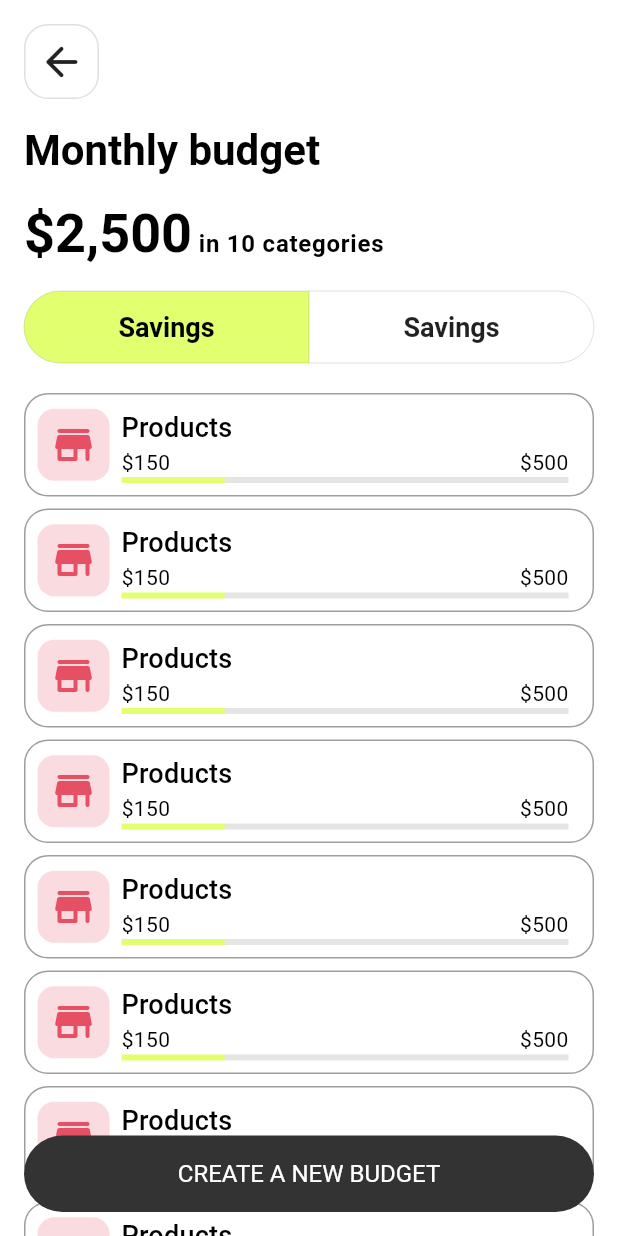
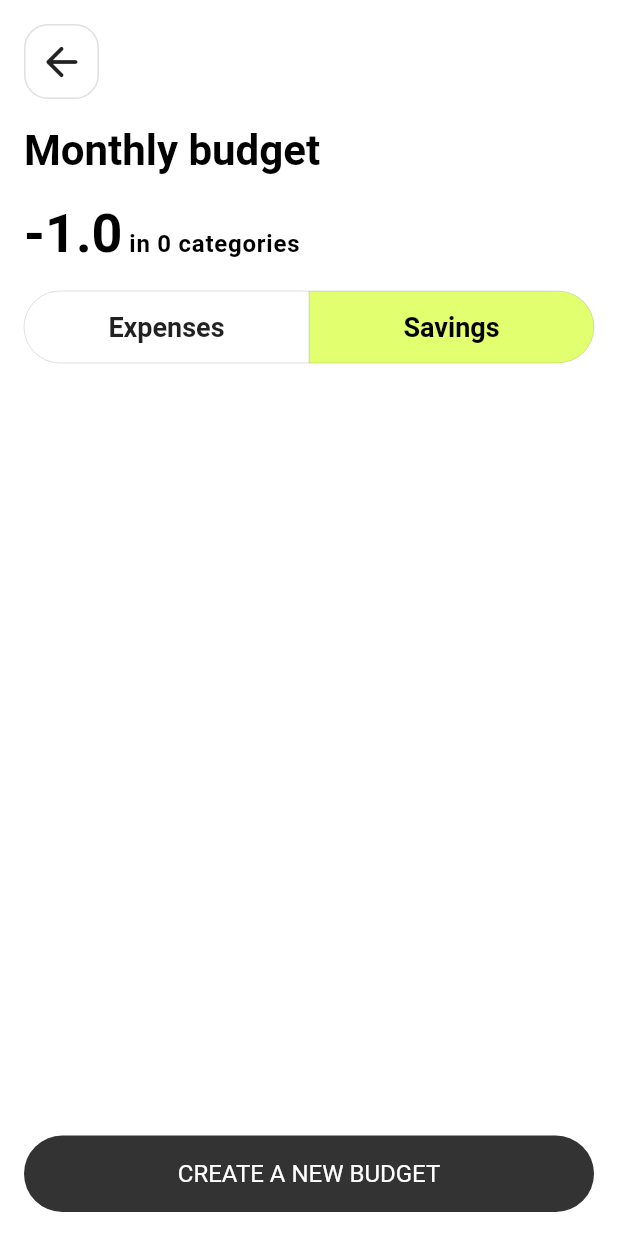
Before and after one commit to suhrobcoder/expense_tracker, a Flutter app: the BudgetsPage screen opened directly, after a tap on "Savings", on a phone screen of 412 x 824 dp. Run offline on Flutter 3.47's test engine with Material 2 defaults, Android fonts, the phone set to English and light mode, and no system bars; our stand-ins replace drift, equatable, fl_chart, flutter_bloc, flutter_svg, get_it and 1 more; accounts and stored records are empty; generated files the repository leaves out were written again.

Commit message:
budgets page

```diff
--- a/lib/data/database/dao/budget_dao.dart
+++ b/lib/data/database/dao/budget_dao.dart
@@ -1,13 +1,14 @@
 import 'package:drift/drift.dart';
 import 'package:expense_tracker/data/database/app_database.dart';
 import 'package:expense_tracker/data/database/models/budgets.dart';
+import 'package:expense_tracker/data/database/models/categories.dart';
 import 'package:expense_tracker/data/database/models/transactions.dart';
 import 'package:injectable/injectable.dart';
 
 part 'budget_dao.g.dart';
 
 @injectable
-@DriftAccessor(tables: [Budgets, Transactions])
+@DriftAccessor(tables: [Budgets, Transactions, Categories])
 class BudgetDao extends DatabaseAccessor<AppDatabase> with _$BudgetDaoMixin {
   BudgetDao(super.attachedDatabase);
 
@@ -28,10 +29,14 @@ class BudgetDao extends DatabaseAccessor<AppDatabase> with _$BudgetDaoMixin {
         .addColumns([transactions.amount.sum()])
         .join([
           innerJoin(
-              transactions, transactions.walletId.equalsExp(budgets.categoryId))
+              transactions,
+              transactions.categoryId.equalsExp(budgets.categoryId) &
+                  transactions.walletId.equalsExp(budgets.walletId)),
+          innerJoin(categories, categories.id.equalsExp(budgets.categoryId)),
         ])
         .map((row) => row.readTable(budgets)
-          ..currentUse = row.read(transactions.amount.sum()) ?? -1.0)
+          ..currentUse = row.read(transactions.amount.sum()) ?? -1.0
+          ..category = row.readTable(categories))
         .watch();
   }
 }
--- a/lib/data/database/models/budgets.dart
+++ b/lib/data/database/models/budgets.dart
@@ -1,4 +1,5 @@
 import 'package:drift/drift.dart';
+import 'package:expense_tracker/data/database/app_database.dart';
 import 'package:expense_tracker/data/database/models/categories.dart';
 import 'package:expense_tracker/data/database/models/wallets.dart';
 
@@ -18,6 +19,7 @@ class Budget {
   final int walletId;
   final int categoryId;
   double currentUse;
+  Category? category;
 
   Budget({
     required this.id,
@@ -26,5 +28,6 @@ class Budget {
     required this.walletId,
     required this.categoryId,
     this.currentUse = -1.0,
+    this.category,
   });
 }
--- /dev/null
+++ b/lib/presentation/pages/budgets/bloc/budgets_bloc.dart
@@ -0,0 +1,45 @@
+import 'dart:async';
+
+import 'package:expense_tracker/core/list_extensions.dart';
+import 'package:expense_tracker/domain/repository/budget_repository.dart';
+import 'package:flutter_bloc/flutter_bloc.dart';
+import 'package:equatable/equatable.dart';
+import 'package:expense_tracker/data/database/models/budgets.dart';
+import 'package:expense_tracker/domain/entity/category_type.dart';
+import 'package:injectable/injectable.dart';
+
+part 'budgets_event.dart';
+part 'budgets_state.dart';
+
+@injectable
+class BudgetsBloc extends Bloc<BudgetsEvent, BudgetsState> {
+  final BudgetRepository repository;
+
+  late final StreamSubscription budgetSubscription;
+
+  BudgetsBloc(this.repository) : super(BudgetsState.initial()) {
+    on<_BudgetsLoaded>((event, emit) {
+      emit(state.copyWith(
+          budgets: event.budgets,
+          total: event.budgets.sumOf((budget) => budget.amount)));
+    });
+    on<SelectType>((event, emit) {
+      emit(state.copyWith(type: event.type));
+    });
+    budgetSubscription = repository.watch().listen((event) {
+      add(_BudgetsLoaded(event));
+    });
+  }
+
+  @override
+  Future<void> close() async {
+    await budgetSubscription.cancel();
+    return super.close();
+  }
+}
+
+class _BudgetsLoaded extends BudgetsEvent {
+  final List<Budget> budgets;
+
+  _BudgetsLoaded(this.budgets);
+}
--- /dev/null
+++ b/lib/presentation/pages/budgets/bloc/budgets_event.dart
@@ -0,0 +1,9 @@
+part of 'budgets_bloc.dart';
+
+abstract class BudgetsEvent {}
+
+class SelectType extends BudgetsEvent {
+  final CategoryType type;
+
+  SelectType(this.type);
+}
--- /dev/null
+++ b/lib/presentation/pages/budgets/bloc/budgets_state.dart
@@ -0,0 +1,36 @@
+part of 'budgets_bloc.dart';
+
+class BudgetsState extends Equatable {
+  const BudgetsState({
+    required this.total,
+    required this.type,
+    required this.budgets,
+  });
+
+  final double total;
+  final CategoryType type;
+  final List<Budget> budgets;
+
+  factory BudgetsState.initial() {
+    return const BudgetsState(
+      total: -1.0,
+      type: CategoryType.expense,
+      budgets: [],
+    );
+  }
+
+  BudgetsState copyWith({
+    double? total,
+    CategoryType? type,
+    List<Budget>? budgets,
+  }) {
+    return BudgetsState(
+      total: total ?? this.total,
+      type: type ?? this.type,
+      budgets: budgets ?? this.budgets,
+    );
+  }
+
+  @override
+  List<Object> get props => [total, type, budgets];
+}
--- a/lib/presentation/pages/budgets/budget_tile.dart
+++ b/lib/presentation/pages/budgets/budget_tile.dart
@@ -1,5 +1,6 @@
 import 'package:expense_tracker/presentation/theme/ui_constants.dart';
 import 'package:flutter/material.dart';
+import 'package:flutter_svg/flutter_svg.dart';
 
 class BudgetTile extends StatelessWidget {
   const BudgetTile({
@@ -15,7 +16,7 @@ class BudgetTile extends StatelessWidget {
   final String name;
   final String current;
   final String budget;
-  final IconData icon;
+  final String icon;
   final Color color;
   final void Function() onTap;
 
@@ -42,10 +43,11 @@ class BudgetTile extends StatelessWidget {
                   borderRadius: BorderRadius.circular(defaultPadding * 0.7),
                   color: color.withOpacity(0.2),
                 ),
-                child: Icon(
+                child: SvgPicture.asset(
                   icon,
-                  size: 32.0,
-                  color: color,
+                  width: 32,
+                  height: 32,
+                  colorFilter: ColorFilter.mode(color, BlendMode.srcIn),
                 ),
               ),
               const SizedBox(width: 8),
--- a/lib/presentation/pages/budgets/budgets_page.dart
+++ b/lib/presentation/pages/budgets/budgets_page.dart
@@ -1,9 +1,12 @@
+import 'package:expense_tracker/di/init_get_it.dart';
+import 'package:expense_tracker/domain/entity/category_type.dart';
 import 'package:expense_tracker/presentation/components/back_button.dart';
 import 'package:expense_tracker/presentation/pages/budgets/add_budget/add_budget_page.dart';
+import 'package:expense_tracker/presentation/pages/budgets/bloc/budgets_bloc.dart';
 import 'package:expense_tracker/presentation/pages/budgets/budget_tile.dart';
-import 'package:expense_tracker/presentation/theme/colors.dart';
 import 'package:expense_tracker/presentation/theme/ui_constants.dart';
 import 'package:flutter/material.dart';
+import 'package:flutter_bloc/flutter_bloc.dart';
 
 class BudgetsPage extends StatelessWidget {
   const BudgetsPage({super.key});
@@ -13,7 +16,9 @@ class BudgetsPage extends StatelessWidget {
     final textTheme = Theme.of(context).textTheme;
     final size = MediaQuery.of(context).size;
     final availableWidth = size.width - 2 * defaultPadding;
-    return Scaffold(
+    return BlocProvider(
+      create: (context) => getIt<BudgetsBloc>(),
+      child: Scaffold(
         body: Stack(
           children: [
             Positioned.fill(
@@ -22,7 +27,9 @@ class BudgetsPage extends StatelessWidget {
                   child: Padding(
                     padding:
                         const EdgeInsets.symmetric(horizontal: defaultPadding),
-                  child: Column(
+                    child: BlocBuilder<BudgetsBloc, BudgetsState>(
+                      builder: (context, state) {
+                        return Column(
                           crossAxisAlignment: CrossAxisAlignment.start,
                           children: [
                             const SizedBox(height: 16),
@@ -38,12 +45,13 @@ class BudgetsPage extends StatelessWidget {
                               text: TextSpan(
                                 children: [
                                   TextSpan(
-                              text: "\$2,500",
+                                    text: state.total.toString(),
                                     style: textTheme.displaySmall
                                         ?.copyWith(fontWeight: FontWeight.w700),
                                   ),
                                   TextSpan(
-                              text: " in 10 categories",
+                                    text:
+                                        " in ${state.budgets.length} categories",
                                     style: textTheme.bodyLarge
                                         ?.copyWith(fontWeight: FontWeight.w600),
                                   ),
@@ -52,13 +60,20 @@ class BudgetsPage extends StatelessWidget {
                             ),
                             const SizedBox(height: 16.0),
                             ToggleButtons(
-                        isSelected: const [true, false],
-                        onPressed: (index) {},
+                              isSelected: [
+                                state.type == CategoryType.expense,
+                                state.type == CategoryType.saving
+                              ],
+                              onPressed: (index) => context
+                                  .read<BudgetsBloc>()
+                                  .add(SelectType(index == 0
+                                      ? CategoryType.expense
+                                      : CategoryType.saving)),
                               children: [
                                 SizedBox(
                                   width: availableWidth / 2,
                                   child: const Text(
-                              "Savings",
+                                    "Expenses",
                                     textAlign: TextAlign.center,
                                   ),
                                 ),
@@ -72,19 +87,22 @@ class BudgetsPage extends StatelessWidget {
                               ],
                             ),
                             const SizedBox(height: 16.0),
-                      ...List.generate(
-                        10,
-                        (index) => BudgetTile(
-                          name: "Products",
-                          current: "\$150",
-                          budget: "\$500",
-                          icon: Icons.store_rounded,
-                          color: red,
+                            ...state.budgets
+                                .map(
+                                  (budget) => BudgetTile(
+                                    name: budget.name,
+                                    current: budget.currentUse.toString(),
+                                    budget: budget.amount.toString(),
+                                    icon: budget.category!.icon,
+                                    color: Color(budget.category!.color),
                                     onTap: () {},
                                   ),
-                      ),
+                                )
+                                .toList(),
                             const SizedBox(height: 96),
                           ],
+                        );
+                      },
                     ),
                   ),
                 ),
@@ -97,13 +115,15 @@ class BudgetsPage extends StatelessWidget {
               child: FilledButton(
                 onPressed: () => Navigator.push(
                   context,
-                MaterialPageRoute(builder: (context) => const AddBudgetPage()),
+                  MaterialPageRoute(
+                      builder: (context) => const AddBudgetPage()),
                 ),
                 child: const Text("CREATE A NEW BUDGET"),
               ),
             ),
           ],
         ),
+      ),
     );
   }
 }
```
Also changed, not shown: lib/di/init_get_it.config.dart. Lines whose indentation alone changed are shown as unchanged.
